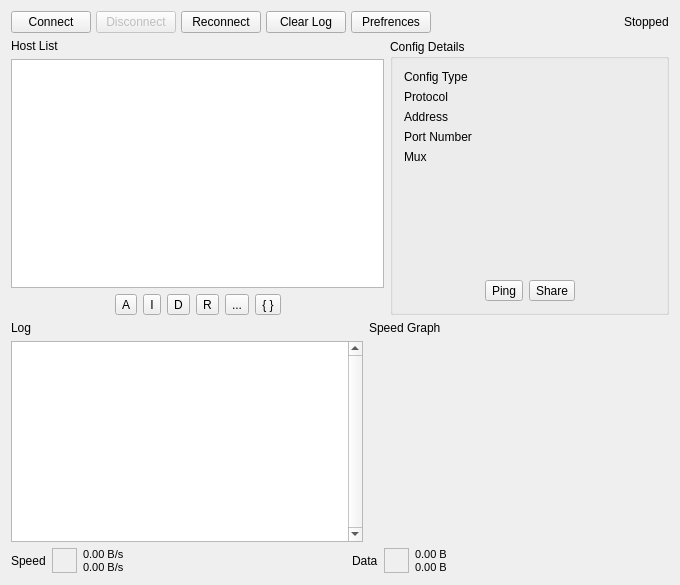
Old version of the form src/ui/w_MainWindow.ui in the repository Qv2ray/Qv2ray.
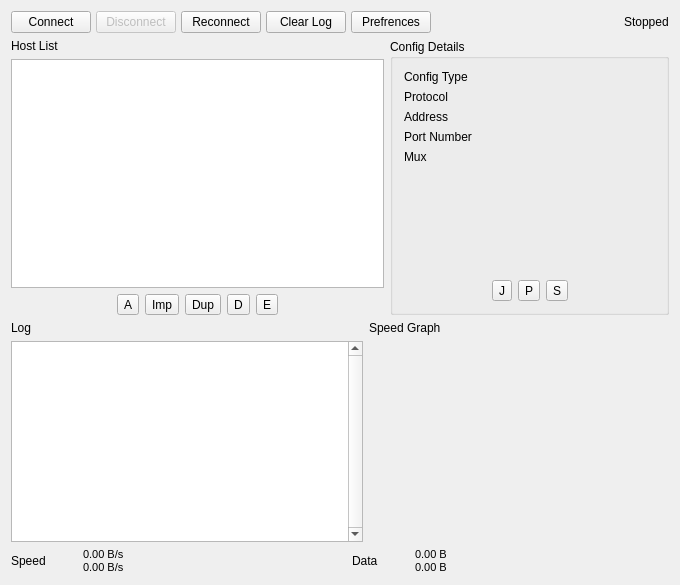
New version of the form. Icons and pictures are not drawn.

Commit message: [add] #130 Added more support for new ICONS

Patch:
```diff
--- a/src/ui/w_MainWindow.ui
+++ b/src/ui/w_MainWindow.ui
@@ -188,9 +188,11 @@
           <property name="text">
            <string>A</string>
           </property>
-          <property name="icon">
-           <iconset resource="../../resources.qrc">
-            <normaloff>:/icons/ui_components/add.svg</normaloff>:/icons/ui_components/add.svg</iconset>
+          <property name="iconSize">
+           <size>
+            <width>22</width>
+            <height>22</height>
+           </size>
           </property>
          </widget>
         </item>
@@ -206,11 +208,13 @@
            <string>Import connection</string>
           </property>
           <property name="text">
-           <string>I</string>
+           <string>Imp</string>
           </property>
-          <property name="icon">
-           <iconset resource="../../resources.qrc">
-            <normaloff>:/icons/ui_components/import.svg</normaloff>:/icons/ui_components/import.svg</iconset>
+          <property name="iconSize">
+           <size>
+            <width>22</width>
+            <height>22</height>
+           </size>
           </property>
          </widget>
         </item>
@@ -220,11 +224,13 @@
            <string>Duplicate connection</string>
           </property>
           <property name="text">
-           <string>D</string>
+           <string>Dup</string>
           </property>
-          <property name="icon">
-           <iconset resource="../../resources.qrc">
-            <normaloff>:/icons/ui_components/duplicate.svg</normaloff>:/icons/ui_components/duplicate.svg</iconset>
+          <property name="iconSize">
+           <size>
+            <width>22</width>
+            <height>22</height>
+           </size>
           </property>
          </widget>
         </item>
@@ -240,11 +246,13 @@
            <string>Delete a connection</string>
           </property>
           <property name="text">
-           <string>R</string>
+           <string>D</string>
           </property>
-          <property name="icon">
-           <iconset resource="../../resources.qrc">
-            <normaloff>:/icons/ui_components/delete.svg</normaloff>:/icons/ui_components/delete.svg</iconset>
+          <property name="iconSize">
+           <size>
+            <width>22</width>
+            <height>22</height>
+           </size>
           </property>
          </widget>
         </item>
@@ -254,25 +262,13 @@
            <string>Edit connection</string>
           </property>
           <property name="text">
-           <string>...</string>
+           <string>E</string>
           </property>
-          <property name="icon">
-           <iconset resource="../../resources.qrc">
-            <normaloff>:/icons/ui_components/edit.svg</normaloff>:/icons/ui_components/edit.svg</iconset>
-          </property>
-         </widget>
-        </item>
-        <item>
-         <widget class="QToolButton" name="editJsonBtn">
-          <property name="toolTip">
-           <string>Edit connection as JSON</string>
-          </property>
-          <property name="text">
-           <string>{ }</string>
-          </property>
-          <property name="icon">
-           <iconset resource="../../resources.qrc">
-            <normaloff>:/icons/ui_components/json.svg</normaloff>:/icons/ui_components/json.svg</iconset>
+          <property name="iconSize">
+           <size>
+            <width>22</width>
+            <height>22</height>
+           </size>
           </property>
          </widget>
         </item>
@@ -388,25 +384,45 @@
            </property>
           </spacer>
          </item>
+         <item>
+          <widget class="QToolButton" name="editJsonBtn">
+           <property name="toolTip">
+            <string>Edit connection as JSON</string>
+           </property>
+           <property name="text">
+            <string>J</string>
+           </property>
+           <property name="iconSize">
+            <size>
+             <width>22</width>
+             <height>22</height>
+            </size>
+           </property>
+          </widget>
+         </item>
          <item>
           <widget class="QToolButton" name="pingTestBtn">
            <property name="text">
-            <string>Ping</string>
+            <string>P</string>
            </property>
-           <property name="icon">
-            <iconset resource="../../resources.qrc">
-             <normaloff>:/icons/ui_components/ping_gauge.svg</normaloff>:/icons/ui_components/ping_gauge.svg</iconset>
+           <property name="iconSize">
+            <size>
+             <width>22</width>
+             <height>22</height>
+            </size>
            </property>
           </widget>
          </item>
          <item>
           <widget class="QToolButton" name="shareBtn">
            <property name="text">
-            <string>Share</string>
+            <string>S</string>
            </property>
-           <property name="icon">
-            <iconset resource="../../resources.qrc">
-             <normaloff>:/icons/ui_components/share.svg</normaloff>:/icons/ui_components/share.svg</iconset>
+           <property name="iconSize">
+            <size>
+             <width>22</width>
+             <height>22</height>
+            </size>
            </property>
           </widget>
          </item>
@@ -487,7 +503,7 @@
        </widget>
       </item>
       <item>
-       <widget class="QFrame" name="updownImageBox">
+       <widget class="QWidget" name="updownImageBox" native="true">
         <property name="sizePolicy">
          <sizepolicy hsizetype="Fixed" vsizetype="Fixed">
           <horstretch>32</horstretch>
@@ -500,15 +516,6 @@
           <height>25</height>
          </size>
         </property>
-        <property name="styleSheet">
-         <string notr="true">border-image: url(:icons/ui_components/netspeed_arrow.svg)  0 0 0 0 stretch stretch;background-repeat: no-repeat;</string>
-        </property>
-        <property name="frameShape">
-         <enum>QFrame::StyledPanel</enum>
-        </property>
-        <property name="frameShadow">
-         <enum>QFrame::Raised</enum>
-        </property>
        </widget>
       </item>
       <item>
@@ -557,7 +564,7 @@
        </widget>
       </item>
       <item>
-       <widget class="QFrame" name="updownImageBox_2">
+       <widget class="QWidget" name="updownImageBox_2" native="true">
         <property name="sizePolicy">
          <sizepolicy hsizetype="Fixed" vsizetype="Fixed">
           <horstretch>32</horstretch>
@@ -570,15 +577,6 @@
           <height>25</height>
          </size>
         </property>
-        <property name="styleSheet">
-         <string notr="true">border-image: url(:icons/ui_components/netspeed_arrow.svg)  0 0 0 0 stretch stretch;background-repeat: no-repeat;</string>
-        </property>
-        <property name="frameShape">
-         <enum>QFrame::StyledPanel</enum>
-        </property>
-        <property name="frameShadow">
-         <enum>QFrame::Raised</enum>
-        </property>
        </widget>
       </item>
       <item>
```
Left out of the diff: 4 changed lines with no effect on the pictures. The commit also changes 54 other files.
